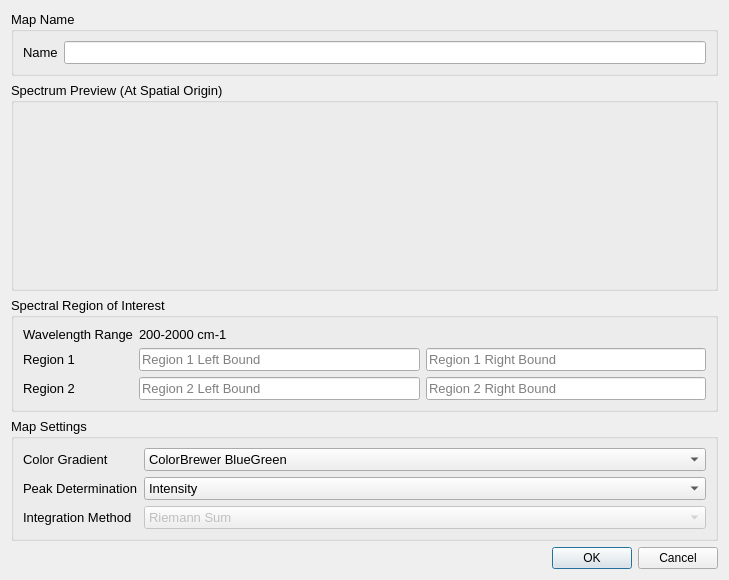
Before: the Qt Designer form bandratiodialog.ui in VespucciProject/Vespucci, drawn with Qt 5.
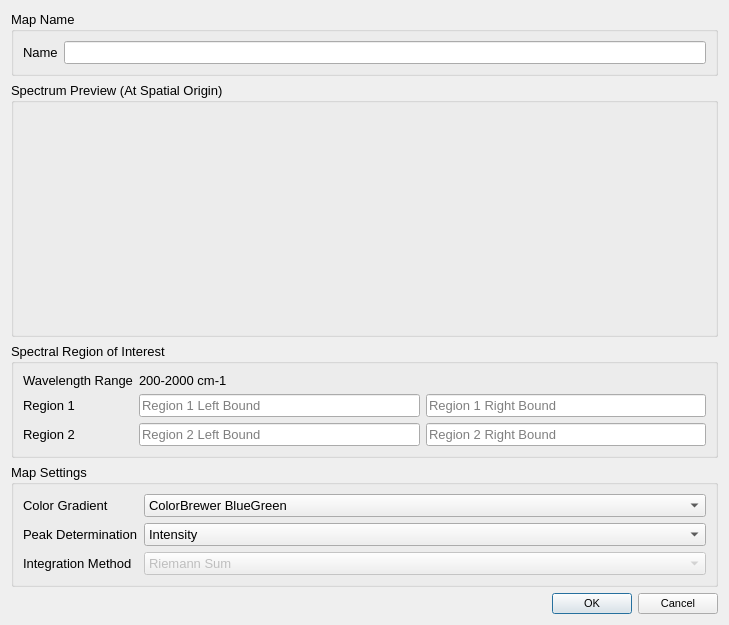
After: the same form once the commit is applied. Custom widgets are drawn as their Qt base class.

Commit message: UI enhancements (larger dialogs with larger font (10 pt instead of 8 pt), plot preview interactions (mouse wheel zoom, drag), simplification of forms). Implementation of composite datasets through MetaDataset and MetaDatasetDialog.

What changed in the file:
```diff
--- a/bandratiodialog.ui
+++ b/bandratiodialog.ui
@@ -7,9 +7,14 @@
     <x>0</x>
     <y>0</y>
     <width>725</width>
-    <height>548</height>
+    <height>625</height>
    </rect>
   </property>
+  <property name="font">
+   <font>
+    <pointsize>10</pointsize>
+   </font>
+  </property>
   <property name="windowTitle">
    <string>Dialog</string>
   </property>
@@ -68,8 +73,8 @@
        <widget class="QCustomPlot" name="spectrumPlot_2" native="true">
         <property name="minimumSize">
          <size>
-          <width>0</width>
-          <height>0</height>
+          <width>600</width>
+          <height>225</height>
          </size>
         </property>
        </widget>
@@ -88,9 +93,6 @@
       <string>Spectral Region of Interest</string>
      </property>
      <layout class="QFormLayout" name="formLayout">
-      <property name="fieldGrowthPolicy">
-       <enum>QFormLayout::AllNonFixedFieldsGrow</enum>
-      </property>
       <item row="0" column="0">
        <widget class="QLabel" name="label_3">
         <property name="text">
@@ -105,14 +107,14 @@
         </property>
        </widget>
       </item>
-      <item row="2" column="0">
+      <item row="1" column="0">
        <widget class="QLabel" name="label_4">
         <property name="text">
          <string>Region 1</string>
         </property>
        </widget>
       </item>
-      <item row="2" column="1">
+      <item row="1" column="1">
        <layout class="QHBoxLayout" name="horizontalLayout">
         <item>
          <widget class="QLineEdit" name="firstMinLineEdit">
@@ -130,14 +132,14 @@
         </item>
        </layout>
       </item>
-      <item row="3" column="0">
+      <item row="2" column="0">
        <widget class="QLabel" name="label_2">
         <property name="text">
          <string>Region 2</string>
         </property>
        </widget>
       </item>
-      <item row="3" column="1">
+      <item row="2" column="1">
        <layout class="QHBoxLayout" name="horizontalLayout_2">
         <item>
          <widget class="QLineEdit" name="secondMinLineEdit">
@@ -439,6 +441,11 @@
    </item>
    <item>
     <widget class="QDialogButtonBox" name="buttonBox">
+     <property name="font">
+      <font>
+       <pointsize>8</pointsize>
+      </font>
+     </property>
      <property name="orientation">
       <enum>Qt::Horizontal</enum>
      </property>
```
Left out of the diff: 4 changed lines with no effect on the pictures. The commit also changes 36 other files.
